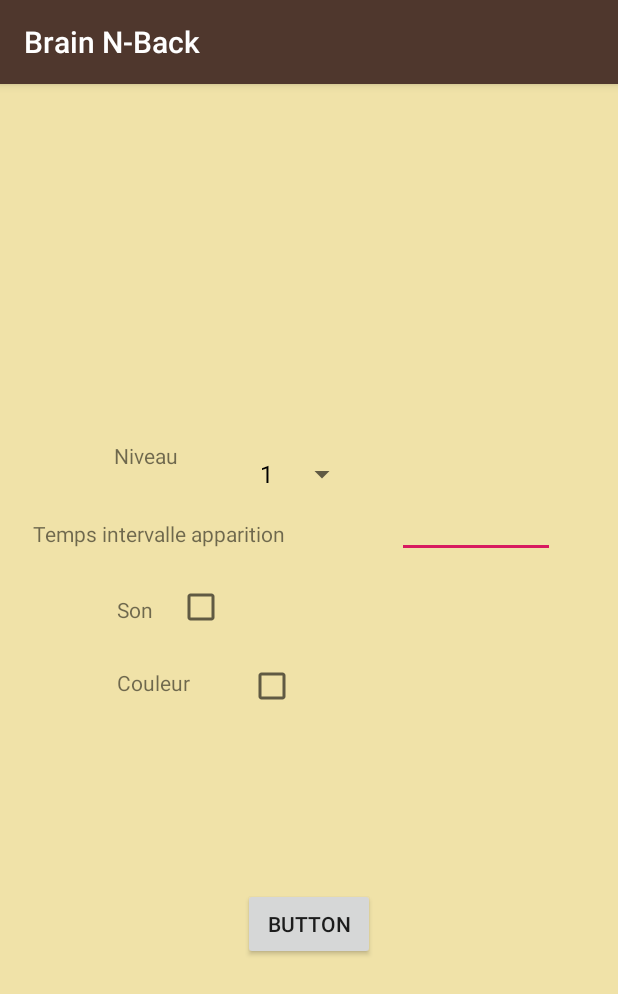
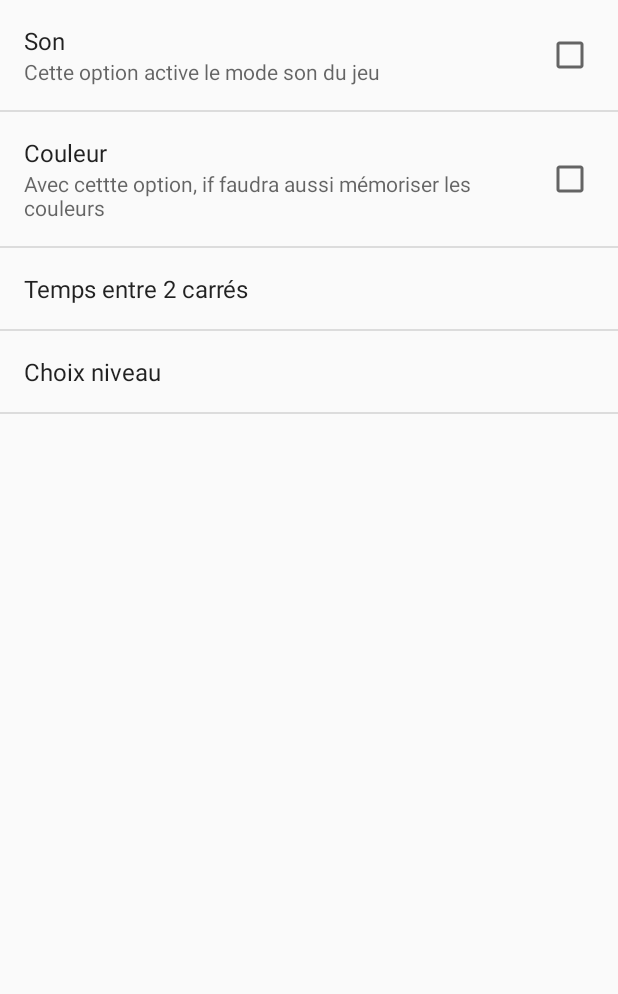
Before and after one commit to MatthieuAvrgs/BrainNBack, an Android app: the SettingsActivity screen opened directly, with no data from a screen before it, on a phone screen of 412 x 824 dp. Shown: the top 994 px of the screen. Run offline under Robolectric (Android 15) with nearby library versions, the phone set to English and light mode, and no system bars.

Commit message:
Persistance des settings (niveau, temps, son, couleur)

```diff
--- a/app/src/main/AndroidManifest.xml
+++ b/app/src/main/AndroidManifest.xml
@@ -17,8 +17,8 @@
             </intent-filter>
         </activity>
         <activity android:name=".GameActivity" />
-        <activity android:name=".SettingsActivity" />
-        <activity android:name=".BDDScoreListe"></activity>
+        <activity android:name=".BDDScoreListe" />
+        <activity android:name=".SettingsActivity"></activity>
     </application>
 
 </manifest>
--- a/app/src/main/java/fr/utt/if26/brainn_back/Game/Settings.java
+++ b/app/src/main/java/fr/utt/if26/brainn_back/Game/Settings.java
@@ -1,4 +1,8 @@
 package fr.utt.if26.brainn_back.Game;
+
+import android.content.Context;
+import android.content.SharedPreferences;
+import android.preference.PreferenceManager;
 
 public class Settings {
     private int niveau = 1;
@@ -7,10 +11,16 @@ public class Settings {
     private boolean couleur = false;
     private boolean son = true;
 
-    public Settings(int niveau, long temps, int nbreItems) {
-        this.niveau = niveau;
-        this.temps = temps;
-        this.nbreItems = nbreItems;
+    public Settings(Context c) {
+        SharedPreferences SP = PreferenceManager.getDefaultSharedPreferences(c);
+        boolean isSon = SP.getBoolean("son", false);
+        boolean isCouleur = SP.getBoolean("couleur",false);
+        String niveauS = SP.getString("niveau","null");
+        String tempsS = SP.getString("temps","null");
+        this.niveau = Integer.parseInt(niveauS);
+        this.temps = Integer.parseInt(tempsS);
+        this.couleur = isCouleur;
+        this.son = isSon;
     }
 
     public Settings() {
--- a/app/src/main/java/fr/utt/if26/brainn_back/GameActivity.java
+++ b/app/src/main/java/fr/utt/if26/brainn_back/GameActivity.java
@@ -90,8 +90,8 @@ public class GameActivity extends AppCompatActivity {
         // long temps = get temps dans la bdd
         // int nbreItems = get nbrItems dans la bdd
         // settingsPartie = Settings(niveau, temps, nbreItems)
-        settingsPartie = new Settings();
-        partie = new Partie(new Settings());
+        settingsPartie = new Settings(this);
+        partie = new Partie(settingsPartie);
 
         //timing
         final  Handler mHandler = new Handler(){
--- a/app/src/main/java/fr/utt/if26/brainn_back/SettingsActivity.java
+++ b/app/src/main/java/fr/utt/if26/brainn_back/SettingsActivity.java
@@ -1,26 +1,53 @@
 package fr.utt.if26.brainn_back;
 
+import android.app.Activity;
+import android.content.SharedPreferences;
 import android.os.Bundle;
-import android.support.v7.app.AppCompatActivity;
+import android.preference.ListPreference;
+import android.preference.PreferenceActivity;
+import android.preference.PreferenceFragment;
+import android.preference.PreferenceManager;
 import android.widget.ArrayAdapter;
 import android.widget.Spinner;
 
-public class SettingsActivity extends AppCompatActivity {
 
+
+public class SettingsActivity extends PreferenceActivity {
+    public final static String NIVEAU_ENREGISTRE = "niveau";
+    public final static String AVEC_SON = "son";
+    public final static String AVEC_COULEUR = "couleur";
     @Override
     protected void onCreate(Bundle savedInstanceState) {
         super.onCreate(savedInstanceState);
-        setContentView(R.layout.activity_settings);
+        getFragmentManager().beginTransaction().replace(android.R.id.content, new MyPreferenceFragment()).commit();
+        SharedPreferences SP = PreferenceManager.getDefaultSharedPreferences(getBaseContext());
+    }
 
+    public static class MyPreferenceFragment extends PreferenceFragment
+    {
+        @Override
+        public void onCreate(final Bundle savedInstanceState)
+        {
+            super.onCreate(savedInstanceState);
+            addPreferencesFromResource(R.xml.preference);
 
-        Spinner dropdown = findViewById(R.id.spinner_niveau_jeu_settings);
-        String[] items = new String[]{"1", "2", "3", "4", "5", "6", "7", "8", "9"};
-        //creation de l'adaptateur qui permet de savoir comment les items vont etre display
-        ArrayAdapter<String> adapter = new ArrayAdapter<>(this, android.R.layout.simple_spinner_dropdown_item, items);
-        //set the spinners adapter to the previously created one.
-        dropdown.setAdapter(adapter);
-        // set niveau settings la valeur ci dessous
-        // dropdown.getSelectedItem().toString();
+        }
+    }
 
-    }
 }
+
+//        SharedPreferences preferences = PreferenceManager.getDefaultSharedPreferences(this);
+//        SharedPreferences.Editor editor = preferences.edit();
+//
+//        editor.putInt(NIVEAU_ENREGISTRE, 1);
+//        editor.commit();
+//
+//
+//        Spinner dropdown = findViewById(R.id.spinner_niveau_jeu_settings);
+//        String[] items = new String[]{"1", "2", "3", "4", "5", "6", "7", "8", "9"};
+//        //creation de l'adaptateur qui permet de savoir comment les items vont etre display
+//        ArrayAdapter<String> adapter = new ArrayAdapter<>(this, android.R.layout.simple_spinner_dropdown_item, items);
+//        //set the spinners adapter to the previously created one.
+//        dropdown.setAdapter(adapter);
+//        // set niveau settings la valeur ci dessous
+//        // dropdown.getSelectedItem().toString();
--- /dev/null
+++ b/app/src/main/java/fr/utt/if26/brainn_back/SettingsFragment.java
@@ -0,0 +1,13 @@
+package fr.utt.if26.brainn_back;
+import android.os.Bundle;
+import android.preference.PreferenceFragment;
+
+
+public class SettingsFragment extends PreferenceFragment {
+
+    @Override
+    public void onCreate(Bundle savedInstanceState) {
+        super.onCreate(savedInstanceState);
+        addPreferencesFromResource(R.xml.preference);
+    }
+}
--- a/app/src/main/res/layout/activity_settings.xml
+++ /dev/null
@@ -1,111 +0,0 @@
-<?xml version="1.0" encoding="utf-8"?>
-<android.support.constraint.ConstraintLayout
-    xmlns:android="http://schemas.android.com/apk/res/android"
-    xmlns:app="http://schemas.android.com/apk/res-auto"
-    xmlns:tools="http://schemas.android.com/tools"
-    android:layout_width="match_parent"
-    android:layout_height="match_parent"
-    android:background="@color/beige"
-    tools:context=".SettingsActivity">
-
-    <RelativeLayout
-        android:layout_width="368dp"
-        android:layout_height="495dp"
-        android:layout_marginStart="8dp"
-        android:layout_marginTop="8dp"
-        android:layout_marginEnd="8dp"
-        android:layout_marginBottom="8dp"
-        app:layout_constraintBottom_toBottomOf="parent"
-        app:layout_constraintEnd_toEndOf="parent"
-        app:layout_constraintStart_toStartOf="parent"
-        app:layout_constraintTop_toTopOf="parent">
-
-        <Spinner
-            android:id="@+id/spinner_niveau_jeu_settings"
-            android:layout_width="wrap_content"
-            android:layout_height="wrap_content"
-            android:layout_alignParentStart="true"
-            android:layout_alignParentTop="true"
-            android:layout_marginStart="143dp"
-            android:layout_marginTop="99dp" />
-
-        <Button
-            android:id="@+id/button"
-            android:layout_width="wrap_content"
-            android:layout_height="wrap_content"
-            android:layout_alignParentBottom="true"
-            android:layout_centerHorizontal="true"
-            android:layout_marginBottom="48dp"
-            android:text="Button" />
-
-        <TextView
-            android:id="@+id/textView"
-            android:layout_width="wrap_content"
-            android:layout_height="wrap_content"
-            android:layout_alignParentStart="true"
-            android:layout_alignParentTop="true"
-            android:layout_marginStart="54dp"
-            android:layout_marginTop="101dp"
-            android:text="Niveau" />
-
-        <TextView
-            android:id="@+id/textView2"
-            android:layout_width="176dp"
-            android:layout_height="22dp"
-            android:layout_alignParentTop="true"
-            android:layout_marginTop="153dp"
-            android:layout_marginEnd="27dp"
-            android:layout_toStartOf="@+id/editText2"
-            android:text="Temps intervalle apparition" />
-
-        <TextView
-            android:id="@+id/textView3"
-            android:layout_width="wrap_content"
-            android:layout_height="wrap_content"
-            android:layout_alignParentStart="true"
-            android:layout_alignParentTop="true"
-            android:layout_marginStart="56dp"
-            android:layout_marginTop="204dp"
-            android:text="Son" />
-
-        <TextView
-            android:id="@+id/textView4"
-            android:layout_width="wrap_content"
-            android:layout_height="wrap_content"
-            android:layout_alignParentStart="true"
-            android:layout_alignParentBottom="true"
-            android:layout_marginStart="56dp"
-            android:layout_marginBottom="223dp"
-            android:text="Couleur" />
-
-        <CheckBox
-            android:id="@+id/checkBox"
-            android:layout_width="wrap_content"
-            android:layout_height="wrap_content"
-            android:layout_alignParentStart="true"
-            android:layout_alignParentTop="true"
-            android:layout_marginStart="96dp"
-            android:layout_marginTop="196dp" />
-
-        <CheckBox
-            android:id="@+id/checkBox2"
-            android:layout_width="wrap_content"
-            android:layout_height="wrap_content"
-            android:layout_alignStart="@+id/spinner_niveau_jeu_settings"
-            android:layout_alignTop="@+id/textView4"
-            android:layout_marginStart="0dp"
-            android:layout_marginTop="-4dp" />
-
-        <EditText
-            android:id="@+id/editText3"
-            android:layout_width="105dp"
-            android:layout_height="wrap_content"
-            android:layout_alignParentTop="true"
-            android:layout_alignParentEnd="true"
-            android:layout_marginTop="134dp"
-            android:layout_marginEnd="20dp"
-            android:ems="10"
-            android:inputType="time" />
-
-    </RelativeLayout>
-</android.support.constraint.ConstraintLayout>
--- /dev/null
+++ b/app/src/main/res/values/array.xml
@@ -0,0 +1,35 @@
+<?xml version="1.0" encoding="utf-8"?>
+<resources>
+    <array name="liste_temps">
+        <item>1000 ms</item>
+        <item>2000 ms</item>
+        <item>3000 ms</item>
+    </array>
+    <array name="liste_temps_values">
+        <item><String>1000</String></item>
+        <item><String>2000</String></item>
+        <item><String>3000</String></item>
+    </array>
+    <array name="niveau">
+        <item><String>1</String></item>
+        <item><String>2</String></item>
+        <item><String>3</String></item>
+        <item><String>4</String></item>
+        <item><String>5</String></item>
+        <item><String>6</String></item>
+        <item><String>7</String></item>
+        <item><String>8</String></item>
+        <item><String>9</String></item>
+    </array>
+    <array name="niveau_values">
+        <item><String>1</String></item>
+        <item><String>2</String></item>
+        <item><String>3</String></item>
+        <item><String>4</String></item>
+        <item><String>5</String></item>
+        <item><String>6</String></item>
+        <item><String>7</String></item>
+        <item><String>8</String></item>
+        <item><String>9</String></item>
+    </array>
+</resources>
--- a/app/src/main/res/values/strings.xml
+++ b/app/src/main/res/values/strings.xml
@@ -7,4 +7,6 @@
     <color name="beige">#f0e2a8</color>
     <color name="marron">#9a8262</color>
 
+
+
 </resources>
--- /dev/null
+++ b/app/src/main/res/xml/preference.xml
@@ -0,0 +1,35 @@
+<?xml version="1.0" encoding="utf-8"?>
+<PreferenceScreen xmlns:android="http://schemas.android.com/apk/res/android">
+
+
+
+    <CheckBoxPreference
+        android:title="Son"
+        android:defaultValue="false"
+        android:summary="Cette option active le mode son du jeu"
+        android:key="son" />
+    <CheckBoxPreference
+        android:title="Couleur"
+        android:defaultValue="false"
+        android:summary="Avec cettte option, if faudra aussi mémoriser les couleurs"
+        android:key="couleur" />
+
+    <ListPreference
+        android:key="temps"
+        android:summary="%s"
+        android:dialogTitle="Choisissez le temps entre 2 carrés"
+        android:entries="@array/liste_temps"
+        android:entryValues="@array/liste_temps_values"
+        android:title="Temps entre 2 carrés"
+        android:defaultValue="1000"/>
+
+    <ListPreference
+        android:key="niveau"
+        android:summary="%s"
+        android:dialogTitle="Niveau"
+        android:entries="@array/niveau"
+        android:entryValues="@array/niveau_values"
+        android:title="Choix niveau"
+        android:defaultValue="1"/>
+
+</PreferenceScreen>
```
